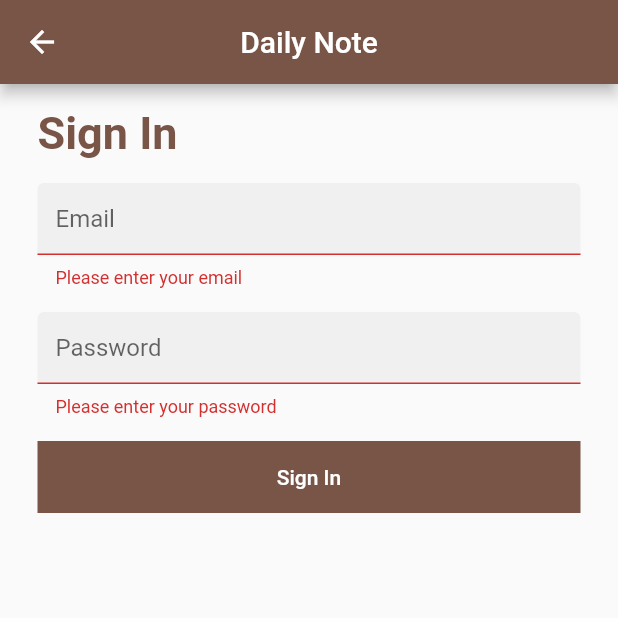
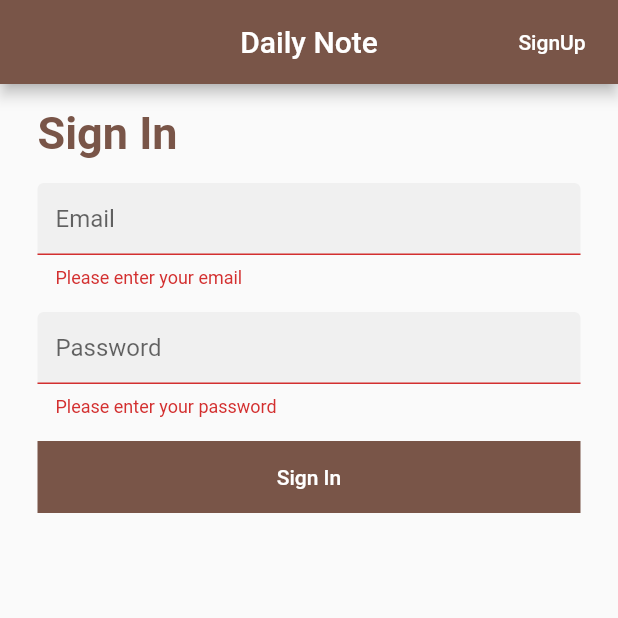
Before and after one commit to hkobir/flutter_firebase, a Flutter app: the Login screen opened directly, after a tap on "Sign In", on a phone screen of 412 x 824 dp, the top half of it. Run offline on Flutter 3.47's test engine with Material 2 defaults, Android fonts, the phone set to English and light mode, and no system bars; our stand-ins replace bottom_navy_bar, cloud_firestore, firebase_auth, firebase_core, firebase_storage, flutter_speed_dial and 4 more; accounts and stored records are empty.

```diff
--- a/flutter_firebase/lib/models/note_model.dart
+++ b/flutter_firebase/lib/models/note_model.dart
@@ -1,12 +1,11 @@
+import 'package:intl/intl.dart';
+
 class Note {
-  String noteId, title, details;
+  String noteId, title, details, date;
 
-  Note({this.noteId, this.title, this.details});
+  Note({this.noteId, this.title, this.details, this.date});
 
   Map<String, dynamic> noteModelToMap() {
-    return {
-      "title": this.title,
-      "details": this.details
-    };
+    return {"title": this.title, "details": this.details, "date": this.date};
   }
 }
--- a/flutter_firebase/lib/screens/login_screen.dart
+++ b/flutter_firebase/lib/screens/login_screen.dart
@@ -1,6 +1,8 @@
 import 'package:firebase_auth/firebase_auth.dart';
 import 'package:flutter/material.dart';
 import 'package:flutter_firebase/screens/home_screen.dart';
+import 'package:flutter_firebase/screens/main_screen.dart';
+import 'package:flutter_firebase/screens/registration_screen.dart';
 import 'package:fluttertoast/fluttertoast.dart';
 import 'package:modal_progress_hud/modal_progress_hud.dart';
 
@@ -36,6 +38,16 @@ class _LoginState extends State<Login> {
       appBar: AppBar(
         title: Text("Daily Note"),
         centerTitle: true,
+        actions: [
+          FlatButton(
+            onPressed: () => Navigator.pushReplacement(
+                context, MaterialPageRoute(builder: (context) => Registration())),
+            child: Text(
+              "SignUp",
+              style: TextStyle(color: Colors.white),
+            ),
+          )
+        ],
       ),
       body: ModalProgressHUD(
         inAsyncCall: showProgress,
@@ -131,7 +143,7 @@ class _LoginState extends State<Login> {
                         Navigator.pushAndRemoveUntil(
                             context,
                             MaterialPageRoute(
-                                builder: (context) => HomeScreeen()),
+                                builder: (context) => MainScreen()),
                             (route) => false);
                       } else {
                         print("error");
--- a/flutter_firebase/lib/screens/splash_screen.dart
+++ b/flutter_firebase/lib/screens/splash_screen.dart
@@ -1,8 +1,8 @@
 import 'package:firebase_auth/firebase_auth.dart';
 import 'package:flutter/cupertino.dart';
 import 'package:flutter/material.dart';
+import 'package:flutter_firebase/screens/login_screen.dart';
 import 'package:flutter_firebase/screens/main_screen.dart';
-import 'package:flutter_firebase/screens/registration_screen.dart';
 
 class SplashScreen extends StatefulWidget {
   @override
@@ -18,7 +18,7 @@ class _SplashScreenState extends State<SplashScreen> {
         if (user == null) {
           //signed out state
           Navigator.pushReplacement(
-              context, MaterialPageRoute(builder: (context) => Registration()));
+              context, MaterialPageRoute(builder: (context) => Login()));
         } else {
           //signed in state
           Navigator.pushReplacement(
--- a/flutter_firebase/lib/widgets/add_note.dart
+++ b/flutter_firebase/lib/widgets/add_note.dart
@@ -4,6 +4,7 @@ import 'package:flutter/cupertino.dart';
 import 'package:flutter/material.dart';
 import 'package:flutter_firebase/models/note_model.dart';
 import 'package:fluttertoast/fluttertoast.dart';
+import 'package:intl/intl.dart';
 import 'package:modal_progress_hud/modal_progress_hud.dart';
 
 class AddNote extends StatefulWidget {
@@ -149,8 +150,10 @@ class _AddNoteState extends State<AddNote> {
                           showProgress = true;
                         });
                         if (_formKey.currentState.validate()) {
+                          String date =
+                              DateFormat.yMMMd().format(DateTime.now());
                           final Note note =
-                              Note(title: title, details: details);
+                              Note(title: title, details: details, date: date);
                           bool result = await insertNote(note.noteModelToMap());
                           if (result) {
                             Fluttertoast.showToast(
--- a/flutter_firebase/pubspec.yaml
+++ b/flutter_firebase/pubspec.yaml
@@ -38,6 +38,7 @@ dependencies:
   image_picker: ^0.6.7+11
   bottom_navy_bar: ^5.5.0
   flutter_speed_dial: ^1.2.5
+  intl: ^0.16.1
 
 dev_dependencies:
   flutter_test:
```
Also changed, not shown: flutter_firebase/lib/screens/registration_screen.dart (+22 -18 lines), flutter_firebase/lib/widgets/all_notes_screen.dart (+9 -2 lines), flutter_firebase/lib/widgets/details_bottom_sheets.dart (+22 -10 lines), flutter_firebase/pubspec.lock, flutter_firebase/snapshots/2.png, flutter_firebase/snapshots/6.png (added), flutter_firebase/snapshots/7.png (added).
